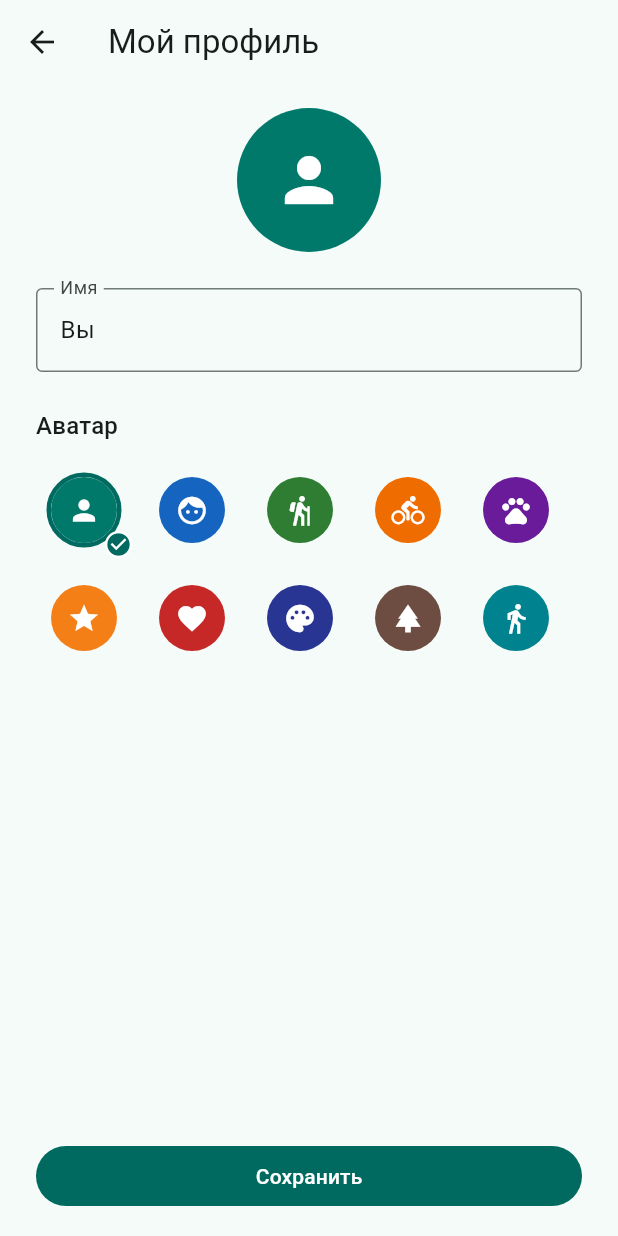
After one commit to avodolazov2026-bit/pr1, a Flutter app: the screen it shows after launch, after a tap on the "account circle" icon, on a phone screen of 412 x 824 dp. The commit adds this screen. Run offline on Flutter 3.47's test engine with Material 3 defaults, Android fonts, the phone set to English and light mode, and no system bars; our stand-ins replace qr_flutter, shared_preferences.

Commit message:
Добавить локальный профиль пользователя

```diff
--- a/lib/main.dart
+++ b/lib/main.dart
@@ -4,6 +4,7 @@ import 'package:geo_groups/created_groups_screen.dart';
 import 'package:geo_groups/geo_group.dart';
 import 'package:geo_groups/invitations_screen.dart';
 import 'package:geo_groups/my_groups_screen.dart';
+import 'package:geo_groups/profile_screen.dart';
 
 void main() {
   runApp(const MyApp());
@@ -72,6 +73,16 @@ class _HomeScreenState extends State<HomeScreen> {
         title: const Text('Geo Groups'),
         leading: const Icon(Icons.groups),
         actions: [
+          IconButton(
+            tooltip: 'Мой профиль',
+            onPressed: () {
+              final user = currentDemoUser;
+              _openScreen(
+                ProfileScreen(userId: user.id, fallbackName: user.name),
+              );
+            },
+            icon: const Icon(Icons.account_circle_outlined),
+          ),
           IconButton(
             tooltip: 'Демонстрационный пользователь',
             onPressed: _switchDemoUser,
--- /dev/null
+++ b/lib/profile_screen.dart
@@ -0,0 +1,240 @@
+import 'package:flutter/material.dart';
+
+import 'package:geo_groups/user_profile.dart';
+
+class ProfileScreen extends StatefulWidget {
+  const ProfileScreen({
+    super.key,
+    required this.userId,
+    required this.fallbackName,
+    this.repository,
+  });
+
+  final String userId;
+  final String fallbackName;
+  final UserProfileRepository? repository;
+
+  @override
+  State<ProfileScreen> createState() => _ProfileScreenState();
+}
+
+class _ProfileScreenState extends State<ProfileScreen> {
+  final _nameController = TextEditingController();
+  UserProfileRepository get _repository =>
+      widget.repository ?? UserProfileStore.instance;
+
+  var _loading = true;
+  var _saving = false;
+  var _avatarId = defaultAvatarId;
+  var _loadId = 0;
+
+  @override
+  void initState() {
+    super.initState();
+    _load();
+  }
+
+  @override
+  void didUpdateWidget(ProfileScreen oldWidget) {
+    super.didUpdateWidget(oldWidget);
+    if (oldWidget.userId != widget.userId ||
+        oldWidget.fallbackName != widget.fallbackName ||
+        oldWidget.repository != widget.repository) {
+      _load();
+    }
+  }
+
+  @override
+  void dispose() {
+    _nameController.dispose();
+    super.dispose();
+  }
+
+  Future<void> _load() async {
+    final request = ++_loadId;
+    final userId = widget.userId;
+    final fallbackName = widget.fallbackName;
+    final profile = await _repository.loadProfile(
+      userId: userId,
+      fallbackName: fallbackName,
+    );
+    if (!mounted || request != _loadId) {
+      return;
+    }
+    _nameController.text = profile.displayName;
+    setState(() {
+      _avatarId = profile.avatarId;
+      _loading = false;
+      _saving = false;
+    });
+  }
+
+  Future<void> _save() async {
+    final name = _nameController.text.trim();
+    if (name.isEmpty || _saving || _loading) {
+      return;
+    }
+    final userId = widget.userId;
+    final avatarId = _avatarId;
+    setState(() => _saving = true);
+    try {
+      await _repository.saveProfile(
+        UserProfile(userId: userId, displayName: name, avatarId: avatarId),
+      );
+    } catch (_) {
+      if (mounted && userId == widget.userId) {
+        setState(() => _saving = false);
+      }
+      return;
+    }
+    if (!mounted || userId != widget.userId) {
+      return;
+    }
+    ScaffoldMessenger.of(context)
+        .showSnackBar(const SnackBar(content: Text('Профиль сохранён')));
+    Navigator.of(context).pop(true);
+  }
+
+  @override
+  Widget build(BuildContext context) {
+    final textTheme = Theme.of(context).textTheme;
+    final name = _nameController.text.trim();
+    final canSave = !_loading && !_saving && name.isNotEmpty;
+
+    return Scaffold(
+      appBar: AppBar(title: const Text('Мой профиль')),
+      body: _loading
+          ? const Center(child: CircularProgressIndicator())
+          : SafeArea(
+              child: ListView(
+                padding: const EdgeInsets.fromLTRB(24, 16, 24, 24),
+                children: [
+                  Center(
+                    child: ProfileAvatar(
+                      avatarId: _avatarId,
+                      displayName: name,
+                      radius: 48,
+                    ),
+                  ),
+                  const SizedBox(height: 24),
+                  TextField(
+                    controller: _nameController,
+                    textCapitalization: TextCapitalization.words,
+                    decoration: InputDecoration(
+                      labelText: 'Имя',
+                      errorText: name.isEmpty ? 'Введите имя' : null,
+                      border: const OutlineInputBorder(),
+                    ),
+                    onChanged: (_) => setState(() {}),
+                  ),
+                  const SizedBox(height: 24),
+                  Text('Аватар', style: textTheme.titleMedium),
+                  const SizedBox(height: 12),
+                  Wrap(
+                    spacing: 8,
+                    runSpacing: 8,
+                    children: [
+                      for (final option in profileAvatarOptions)
+                        _AvatarChoice(
+                          option: option,
+                          selected: option.id == _avatarId,
+                          displayName: name,
+                          onSelected: (avatarId) {
+                            setState(() => _avatarId = avatarId);
+                          },
+                        ),
+                    ],
+                  ),
+                ],
+              ),
+            ),
+      bottomNavigationBar: _loading
+          ? null
+          : SafeArea(
+              child: Padding(
+                padding: const EdgeInsets.fromLTRB(24, 8, 24, 16),
+                child: FilledButton(
+                  onPressed: canSave ? _save : null,
+                  child: const Text('Сохранить'),
+                ),
+              ),
+            ),
+    );
+  }
+}
+
+class _AvatarChoice extends StatelessWidget {
+  const _AvatarChoice({
+    required this.option,
+    required this.selected,
+    required this.displayName,
+    required this.onSelected,
+  });
+
+  final ProfileAvatarOption option;
+  final bool selected;
+  final String displayName;
+  final ValueChanged<String> onSelected;
+
+  @override
+  Widget build(BuildContext context) {
+    final colorScheme = Theme.of(context).colorScheme;
+    final label = selected
+        ? 'Выбран аватар ${option.id}'
+        : 'Аватар ${option.id}';
+    return Semantics(
+      button: true,
+      selected: selected,
+      label: label,
+      child: ExcludeSemantics(
+        child: InkWell(
+          onTap: () => onSelected(option.id),
+          customBorder: const CircleBorder(),
+          child: SizedBox(
+            width: 64,
+            height: 64,
+            child: Stack(
+              alignment: Alignment.center,
+              children: [
+                DecoratedBox(
+                  decoration: BoxDecoration(
+                    shape: BoxShape.circle,
+                    border: Border.all(
+                      color: selected
+                          ? colorScheme.primary
+                          : Colors.transparent,
+                      width: 3,
+                    ),
+                  ),
+                  child: Padding(
+                    padding: const EdgeInsets.all(3),
+                    child: ProfileAvatar(
+                      avatarId: option.id,
+                      displayName: displayName,
+                      radius: 22,
+                    ),
+                  ),
+                ),
+                if (selected)
+                  Align(
+                    alignment: Alignment.bottomRight,
+                    child: DecoratedBox(
+                      decoration: const BoxDecoration(
+                        color: Colors.white,
+                        shape: BoxShape.circle,
+                      ),
+                      child: Icon(
+                        Icons.check_circle,
+                        size: 18,
+                        color: colorScheme.primary,
+                      ),
+                    ),
+                  ),
+              ],
+            ),
+          ),
+        ),
+      ),
+    );
+  }
+}
--- /dev/null
+++ b/lib/user_profile.dart
@@ -0,0 +1,186 @@
+import 'package:flutter/material.dart';
+import 'package:shared_preferences/shared_preferences.dart';
+
+import 'package:geo_groups/geo_group.dart';
+
+class UserProfile {
+  const UserProfile({
+    required this.userId,
+    required this.displayName,
+    required this.avatarId,
+  });
+
+  final String userId;
+  final String displayName;
+  final String avatarId;
+}
+
+const defaultAvatarId = 'teal_person';
+
+class ProfileAvatarOption {
+  const ProfileAvatarOption({
+    required this.id,
+    required this.color,
+    required this.icon,
+  });
+
+  final String id;
+  final Color color;
+  final IconData icon;
+}
+
+const profileAvatarOptions = <ProfileAvatarOption>[
+  ProfileAvatarOption(
+    id: defaultAvatarId,
+    color: Color(0xFF00796B),
+    icon: Icons.person,
+  ),
+  ProfileAvatarOption(
+    id: 'blue_face',
+    color: Color(0xFF1565C0),
+    icon: Icons.face,
+  ),
+  ProfileAvatarOption(
+    id: 'green_hiking',
+    color: Color(0xFF2E7D32),
+    icon: Icons.hiking,
+  ),
+  ProfileAvatarOption(
+    id: 'orange_bike',
+    color: Color(0xFFEF6C00),
+    icon: Icons.directions_bike,
+  ),
+  ProfileAvatarOption(
+    id: 'purple_pets',
+    color: Color(0xFF6A1B9A),
+    icon: Icons.pets,
+  ),
+  ProfileAvatarOption(
+    id: 'amber_star',
+    color: Color(0xFFF57F17),
+    icon: Icons.star,
+  ),
+  ProfileAvatarOption(
+    id: 'red_favorite',
+    color: Color(0xFFC62828),
+    icon: Icons.favorite,
+  ),
+  ProfileAvatarOption(
+    id: 'indigo_palette',
+    color: Color(0xFF283593),
+    icon: Icons.palette,
+  ),
+  ProfileAvatarOption(
+    id: 'brown_park',
+    color: Color(0xFF6D4C41),
+    icon: Icons.park,
+  ),
+  ProfileAvatarOption(
+    id: 'cyan_walk',
+    color: Color(0xFF00838F),
+    icon: Icons.directions_walk,
+  ),
+];
+
+ProfileAvatarOption? profileAvatarById(String avatarId) {
+  for (final option in profileAvatarOptions) {
+    if (option.id == avatarId) {
+      return option;
+    }
+  }
+  return null;
+}
+
+class ProfileAvatar extends StatelessWidget {
+  const ProfileAvatar({
+    super.key,
+    required this.avatarId,
+    required this.displayName,
+    this.radius = 28,
+  });
+
+  final String avatarId;
+  final String displayName;
+  final double radius;
+
+  @override
+  Widget build(BuildContext context) {
+    final option = profileAvatarById(avatarId);
+    if (option == null) {
+      return CircleAvatar(
+        radius: radius,
+        backgroundColor: const Color(0xFF00796B),
+        child: Text(
+          memberInitials(displayName),
+          style: TextStyle(
+            color: Colors.white,
+            fontSize: radius * 0.7,
+            fontWeight: FontWeight.w600,
+          ),
+        ),
+      );
+    }
+    return CircleAvatar(
+      radius: radius,
+      backgroundColor: option.color,
+      child: Icon(option.icon, color: Colors.white, size: radius),
+    );
+  }
+}
+
+abstract class UserProfileRepository {
+  Future<UserProfile> loadProfile({
+    required String userId,
+    required String fallbackName,
+  });
+
+  Future<void> saveProfile(UserProfile profile);
+}
+
+class UserProfileStore implements UserProfileRepository {
+  UserProfileStore({Future<SharedPreferences> Function()? preferences})
+    : _preferences = preferences ?? SharedPreferences.getInstance;
+
+  final Future<SharedPreferences> Function() _preferences;
+
+  static final UserProfileStore instance = UserProfileStore();
+
+  static String _nameKey(String userId) => 'user_profile.$userId.display_name';
+
+  static String _avatarKey(String userId) => 'user_profile.$userId.avatar_id';
+
+  Future<SharedPreferences> _prefs() => _preferences();
+
+  @override
+  Future<UserProfile> loadProfile({
+    required String userId,
+    required String fallbackName,
+  }) async {
+    final preferences = await _prefs();
+    final storedName = preferences.getString(_nameKey(userId));
+    final storedAvatar = preferences.getString(_avatarKey(userId));
+    final name = storedName?.trim();
+    return UserProfile(
+      userId: userId,
+      displayName: name == null || name.isEmpty ? fallbackName : name,
+      avatarId: storedAvatar == null || storedAvatar.isEmpty
+          ? defaultAvatarId
+          : storedAvatar,
+    );
+  }
+
+  @override
+  Future<void> saveProfile(UserProfile profile) async {
+    final name = profile.displayName.trim();
+    if (name.isEmpty) {
+      throw ArgumentError.value(
+        profile.displayName,
+        'displayName',
+        'Пустое имя сохранять нельзя',
+      );
+    }
+    final preferences = await _prefs();
+    await preferences.setString(_nameKey(profile.userId), name);
+    await preferences.setString(_avatarKey(profile.userId), profile.avatarId);
+  }
+}
--- a/pubspec.yaml
+++ b/pubspec.yaml
@@ -35,6 +35,7 @@ dependencies:
   # Use with the CupertinoIcons class for iOS style icons.
   cupertino_icons: ^1.0.8
   qr_flutter: ^4.1.0
+  shared_preferences: ^2.5.6
 
 dev_dependencies:
   flutter_test:
```
Also changed, not shown: pubspec.lock, 6 other files.
